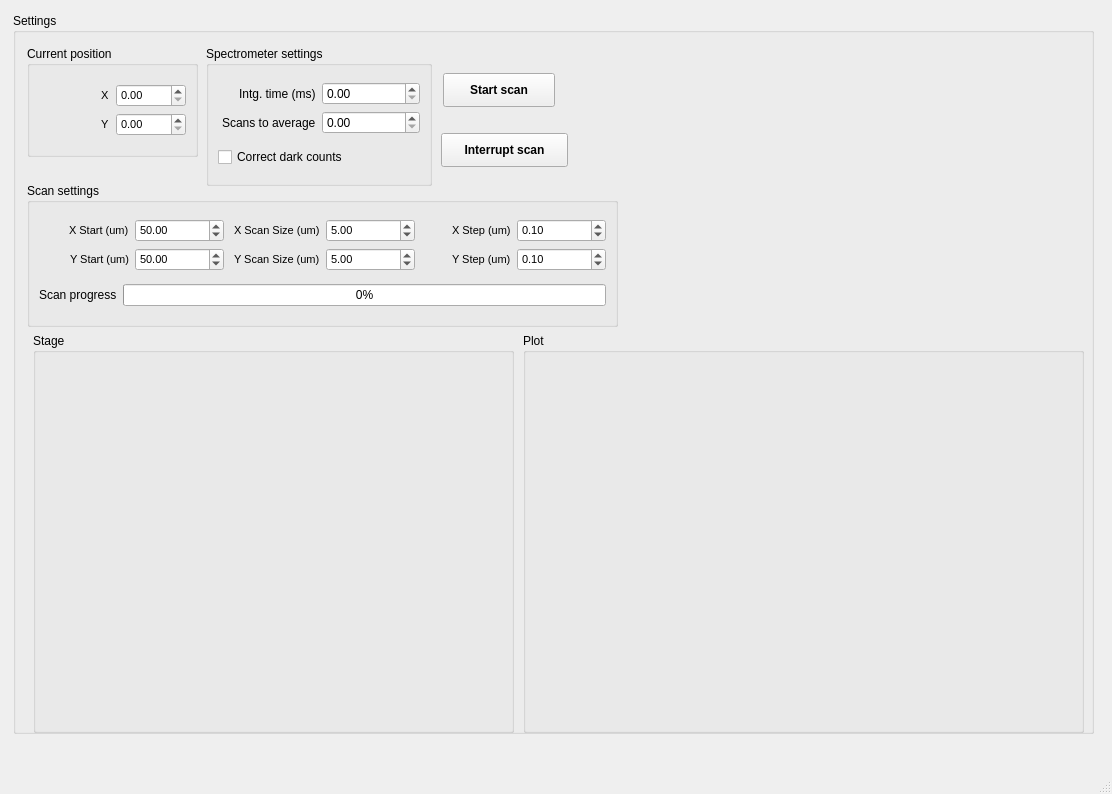
Above: spec_pz.ui from SarthakJariwala/HW_PI_PiezoStage before the change. Below: the same form after it.
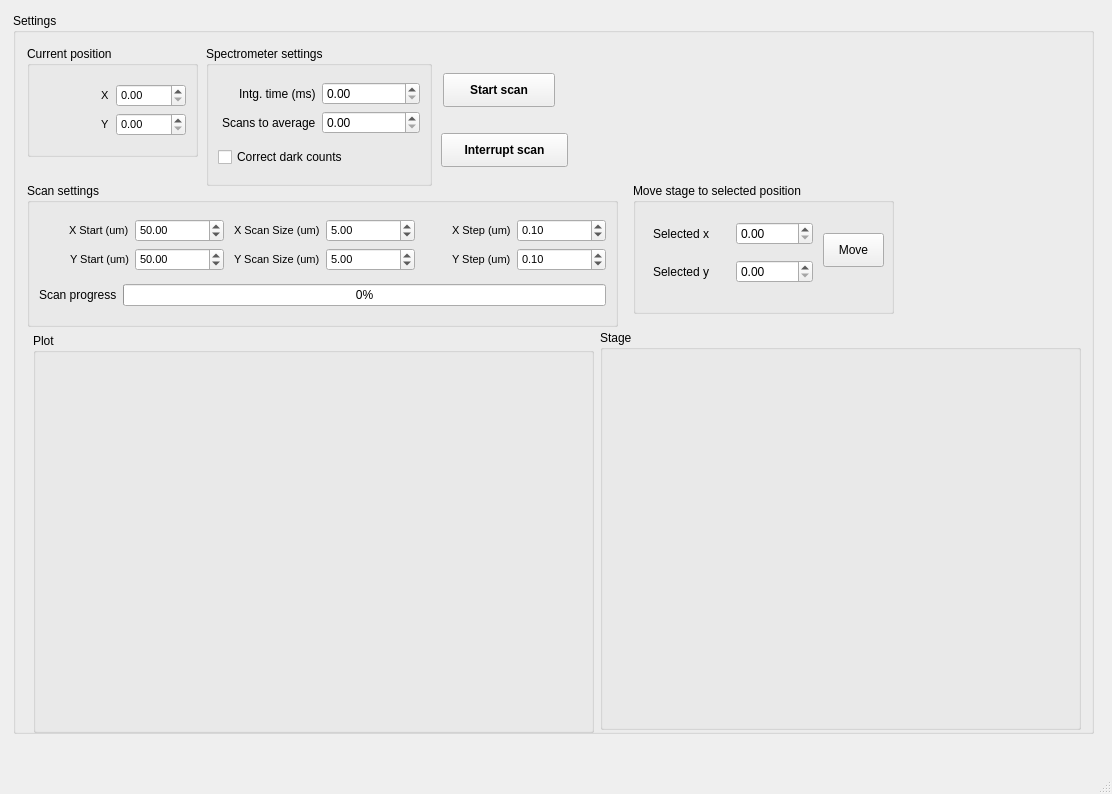
That is the form after the change.

Commit message: added crosshairs for stage movement and updated ui

What changed in the file:
```diff
--- a/spec_pz.ui
+++ b/spec_pz.ui
@@ -375,7 +375,7 @@
     <widget class="QGroupBox" name="plot_groupBox">
      <property name="geometry">
       <rect>
-       <x>510</x>
+       <x>20</x>
        <y>320</y>
        <width>561</width>
        <height>400</height>
@@ -386,21 +386,79 @@
      </property>
      <layout class="QGridLayout" name="gridLayout_4"/>
     </widget>
-    <widget class="QGroupBox" name="stage_groupBox">
+    <widget class="QGroupBox" name="groupBox_2">
      <property name="geometry">
       <rect>
-       <x>20</x>
-       <y>320</y>
-       <width>481</width>
-       <height>400</height>
+       <x>620</x>
+       <y>170</y>
+       <width>261</width>
+       <height>131</height>
       </rect>
      </property>
      <property name="title">
-      <string>Stage</string>
+      <string>Move stage to selected position</string>
      </property>
-     <layout class="QGridLayout" name="gridLayout_2"/>
+     <widget class="QWidget" name="gridLayoutWidget">
+      <property name="geometry">
+       <rect>
+        <x>20</x>
+        <y>30</y>
+        <width>160</width>
+        <height>80</height>
+       </rect>
+      </property>
+      <layout class="QGridLayout" name="gridLayout">
+       <item row="1" column="0">
+        <widget class="QLabel" name="label_11">
+         <property name="text">
+          <string>Selected y</string>
+         </property>
+        </widget>
+       </item>
+       <item row="0" column="0">
+        <widget class="QLabel" name="label_10">
+         <property name="text">
+          <string>Selected x</string>
+         </property>
+        </widget>
+       </item>
+       <item row="0" column="1">
+        <widget class="QDoubleSpinBox" name="x_clicked_doubleSpinBox"/>
+       </item>
+       <item row="1" column="1">
+        <widget class="QDoubleSpinBox" name="y_clicked_doubleSpinBox"/>
+       </item>
+      </layout>
+     </widget>
+     <widget class="QPushButton" name="move_to_selected_pushButton">
+      <property name="geometry">
+       <rect>
+        <x>190</x>
+        <y>50</y>
+        <width>61</width>
+        <height>34</height>
+       </rect>
+      </property>
+      <property name="text">
+       <string>Move</string>
+      </property>
+     </widget>
     </widget>
    </widget>
+   <widget class="QGroupBox" name="stage_groupBox">
+    <property name="geometry">
+     <rect>
+      <x>600</x>
+      <y>330</y>
+      <width>481</width>
+      <height>400</height>
+     </rect>
+    </property>
+    <property name="title">
+     <string>Stage</string>
+    </property>
+    <layout class="QGridLayout" name="gridLayout_2"/>
+   </widget>
   </widget>
   <widget class="QMenuBar" name="menubar">
    <property name="geometry">
```
The commit also changes 1 other file.
